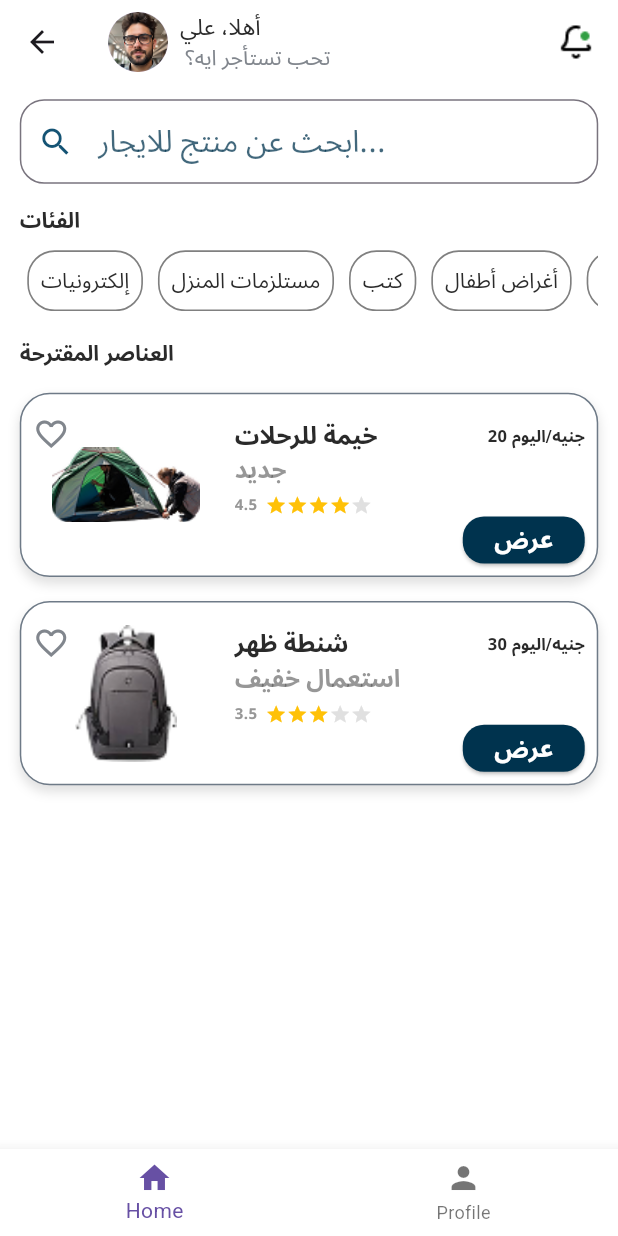
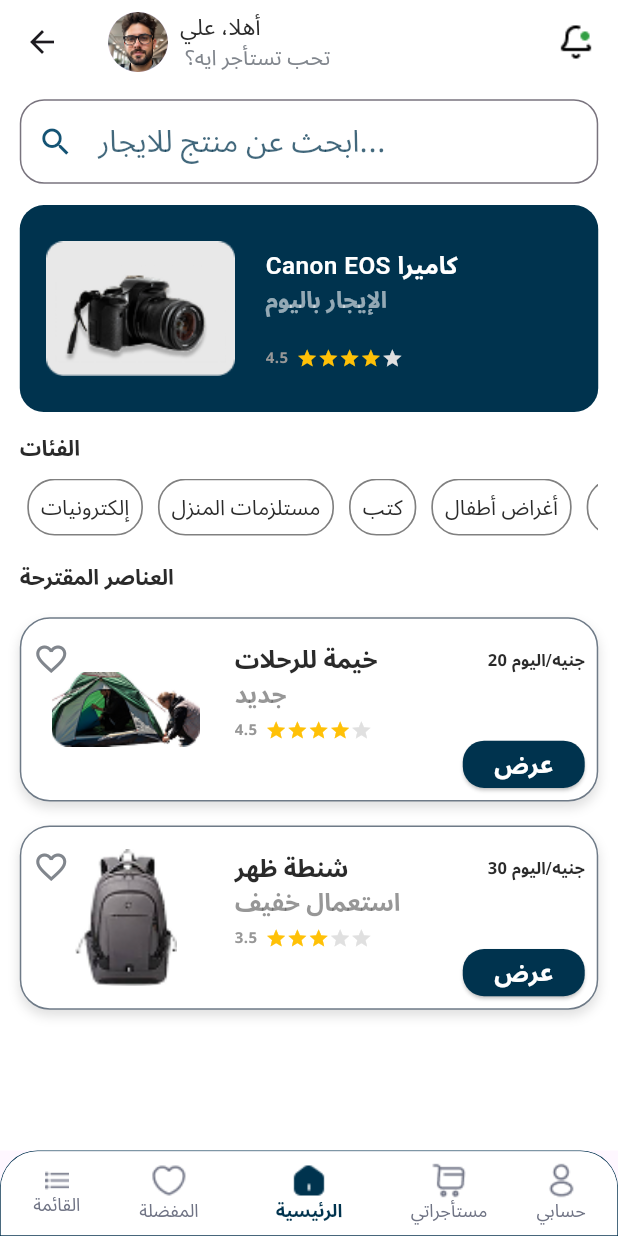
Before and after one commit to Final-Project-11-FCAI/Ager-Waffer, a Flutter app: the HomeLayoutScreen screen opened by its route, on a phone screen of 412 x 824 dp. Run offline on Flutter 3.47's test engine with Material 3 defaults, Android fonts, the phone set to English and light mode, and no system bars; our stand-ins replace country_picker, dio, firebase_core, firebase_messaging, flutter_bloc, flutter_cache_manager and 12 more; missing offline and left inert: flutter_carousel_slider, multi_image_picker_plus, pointycastle; accounts and stored records are empty; Roboto replaces fonts that are missing (Tajawal); key blocks and very long unbroken strings in the code were emptied for the run.

Commit message:
home screen done

```diff
--- a/lib/Base/common/theme.dart
+++ b/lib/Base/common/theme.dart
@@ -12,6 +12,7 @@
 const Color kGreyColor = const Color(0xff81868D);
 const Color kBoldGreyColor = const Color(0xff00334EBD);
 const Color kRedColor = Colors.red;
+const Color kMoreGreyColor = const Color(0xff6F7384);
 
 
 TextStyle font15BlackRegular = GoogleFonts.notoSansArabic(
--- a/lib/Features/Home/presentation/manager/bottom_nav_cubit.dart
+++ b/lib/Features/Home/presentation/manager/bottom_nav_cubit.dart
@@ -1,7 +1,7 @@
 import 'package:flutter_bloc/flutter_bloc.dart';
 
 class BottomNavCubit extends Cubit<int> {
-  BottomNavCubit() : super(0);
+  BottomNavCubit() : super(2);
 
   void changeIndex(int index) => emit(index);
 }
--- a/lib/Features/Home/presentation/pages/home_layout_screen.dart
+++ b/lib/Features/Home/presentation/pages/home_layout_screen.dart
@@ -11,10 +11,13 @@
   @override
   Widget build(BuildContext context) {
     final List<Widget> screens = [
+
+      ProfileScreen(),
+      ProfileScreen(),
       HomeScreen(),
       ProfileScreen(),
+      ProfileScreen(),
     ];
-
     return BlocBuilder<BottomNavCubit, int>(
       builder: (context, currentIndex) {
         return Scaffold(
@@ -22,22 +25,62 @@
             index: currentIndex,
             children: screens,
           ),
-          bottomNavigationBar: BottomNavigationBar(
+          bottomNavigationBar: Container(
+        decoration: BoxDecoration(
+        borderRadius: BorderRadius.only(
+        topLeft: Radius.circular(25),
+        topRight: Radius.circular(25),
+        ),
+          border: BoxBorder.all(color: kPrimaryColor, width: 0.5)
+        ),
+            child: ClipRRect(
+              borderRadius: const BorderRadius.only(
+                topLeft: Radius.circular(25),
+                topRight: Radius.circular(25),
+              ),
+              child: BottomNavigationBar(
+                showUnselectedLabels: true,
                 backgroundColor: kWhiteColor,
                 currentIndex: currentIndex,
                 onTap: (index) {
                   context.read<BottomNavCubit>().changeIndex(index);
                 },
-            items: const [
+                showSelectedLabels: true,
+                selectedIconTheme: IconThemeData(color: kPrimaryColor),
+                unselectedIconTheme: IconThemeData(color: kMoreGreyColor,),
+                selectedItemColor: kPrimaryColor,
+                unselectedItemColor: kMoreGreyColor,
+                selectedLabelStyle: font14BlackBold.copyWith(color: kPrimaryColor,fontSize: 12),
+                unselectedLabelStyle: font15BlackRegular.copyWith(color: kMoreGreyColor,fontSize: 12),
+                items: [
                   BottomNavigationBarItem(
-                icon: Icon(Icons.home),
-                label: "Home",
+                    icon: Image.asset('assets/images/nimbus_list.png'),
+                    label: "القائمة",
+                    backgroundColor: kWhiteColor,
                   ),
                   BottomNavigationBarItem(
-                icon: Icon(Icons.person),
-                label: "Profile",
+                    icon: Image.asset('assets/images/heart.png'),
+                    label: "المفضلة",
+                    backgroundColor: kWhiteColor,
+                  ),
+                  BottomNavigationBarItem(
+                    icon: Image.asset('assets/images/home.png'),
+                    label: "الرئيسية",
+                    backgroundColor: kWhiteColor,
+                  ),
+                  BottomNavigationBarItem(
+                    icon: Image.asset('assets/images/shopping-cart.png'),
+                    label: "مستأجراتي",
+                    backgroundColor: kWhiteColor,
+                  ),
+                  BottomNavigationBarItem(
+                    icon: Image.asset('assets/images/profile.png'),
+                    label: "حسابي",
+                    backgroundColor: kWhiteColor,
                   ),
                 ],
+              ),
+            ),
           ),
         );
       },
--- a/lib/Features/Home/presentation/pages/home_screen.dart
+++ b/lib/Features/Home/presentation/pages/home_screen.dart
@@ -1,11 +1,14 @@
+import 'package:ager_waffer/Base/common/shared.dart';
 import 'package:ager_waffer/Base/common/theme.dart';
 import 'package:ager_waffer/Features/Home/domain/entities/category_entity.dart';
 import 'package:ager_waffer/Features/Home/domain/entities/product_entity.dart';
+import 'package:ager_waffer/Features/Home/presentation/widgets/bset_rating_container.dart';
 import 'package:ager_waffer/Features/Home/presentation/widgets/category_item_list_view.dart';
 import 'package:ager_waffer/Features/Home/presentation/widgets/custom_home_app_bar.dart';
 import 'package:ager_waffer/Features/Home/presentation/widgets/product_card_list_view.dart';
 import 'package:ager_waffer/Features/Home/presentation/widgets/search_text_field.dart';
 import 'package:flutter/material.dart';
+import 'package:flutter_carousel_slider/carousel_slider.dart';
 import 'package:flutter_screenutil/flutter_screenutil.dart';
 import 'package:gap/gap.dart';
 import 'package:scroll_date_picker/scroll_date_picker.dart';
@@ -65,12 +68,14 @@
               children: [
                 SearchTextField(),
                 Gap(14.h),
+              BestRatingContainer(),
+                Gap(14.h),
                 Text('الفئات',
                   style: font14BlackBold,
                 ),
                 Gap(10.h),
                 SizedBox(
-                  height: 40.h,
+                  height: Shared.height * 0.055,
                   child: ListView.builder(
                     scrollDirection: Axis.horizontal,
                     itemCount: categories.length,
--- /dev/null
+++ b/lib/Features/Home/presentation/widgets/bset_rating_container.dart
@@ -0,0 +1,69 @@
+import 'package:ager_waffer/Base/common/shared.dart';
+import 'package:ager_waffer/Base/common/theme.dart';
+import 'package:flutter/material.dart';
+import 'package:flutter_screenutil/flutter_screenutil.dart';
+import 'package:gap/gap.dart';
+
+class BestRatingContainer extends StatelessWidget {
+  const BestRatingContainer({super.key});
+
+  @override
+  Widget build(BuildContext context) {
+    return Container(
+      width: double.infinity,
+      height: Shared.height * 0.2,
+      decoration: BoxDecoration(
+        color: kPrimaryColor,
+        borderRadius: BorderRadius.circular(16),
+      ),
+      child: Padding(
+        padding: EdgeInsets.symmetric(horizontal: 16.w),
+        child: Row(
+          crossAxisAlignment: CrossAxisAlignment.center,
+          children: [
+            Image.asset('assets/images/camera.png'),
+            Gap(20.h),
+            Column(
+              mainAxisAlignment: MainAxisAlignment.center,
+              crossAxisAlignment: CrossAxisAlignment.start,
+              children: [
+                Text(
+                  'Canon EOS كاميرا',
+                  style: font16BlackSemiBold.copyWith(color: kWhiteColor),
+                ),
+                Text(
+                  "الإيجار باليوم",
+                  style: font15BlackRegular.copyWith(
+                    fontWeight: semiBold,
+                    color: Color.fromRGBO(255, 255, 255, 0.58),
+                  ),
+                ),
+                Gap(20.h),
+                Row(
+                  children: [
+                    Text(
+                      "4.5",
+                      style: font16BlackSemiBold.copyWith(
+                        fontSize: 10,
+                        color: Color.fromRGBO(151, 151, 151, 1),
+                      ),
+                    ),
+                    Gap(5.w),
+                    ...List.generate(
+                      5,
+                      (index) => Icon(
+                        Icons.star,
+                        size: 14.sp,
+                        color: index < 4 ? Colors.amber : Colors.grey.shade300,
+                      ),
+                    ),
+                  ],
+                ),
+              ],
+            ),
+          ],
+        ),
+      ),
+    );
+  }
+}
```
Also changed, not shown: lib/Features/Home/presentation/widgets/product_card_list_view.dart (+33 -22 lines), assets/images/camera.png (added), assets/images/heart.png (added), assets/images/home.png (added), assets/images/nimbus_list.png (added), assets/images/profile.png (added), assets/images/shopping-cart.png (added). Lines whose indentation alone changed are shown as unchanged.
